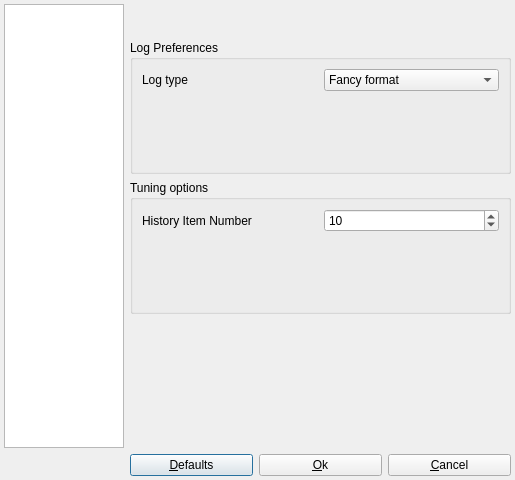
Before: the Qt Designer form src/app/preference/preferencesdialog.ui in nmapsi4/nmapsi4, drawn with Qt 5.
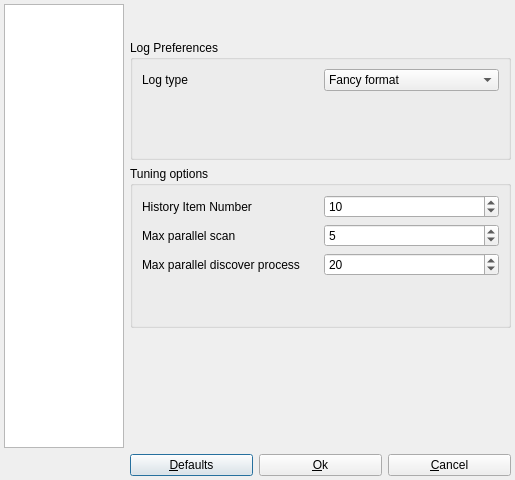
After: the same form once the commit is applied. Icons and pictures are not drawn.

Commit message:
new "Tuning" options, max parallel scan and max discover process.
From now it's possible configure number of parallel process for host(s) scan
and network discover. This two options are very important for speedup scan
and ips discover, but more process, more used ram (~15 Mb (at process) for
a verbose scan with nse script).

Diff of the .ui file:
```diff
--- a/src/app/preference/preferencesdialog.ui
+++ b/src/app/preference/preferencesdialog.ui
@@ -258,6 +258,46 @@
               </property>
              </widget>
             </item>
+            <item row="1" column="0">
+             <widget class="QLabel" name="label_3">
+              <property name="text">
+               <string>Max parallel scan</string>
+              </property>
+             </widget>
+            </item>
+            <item row="1" column="1">
+             <widget class="QSpinBox" name="spinMaxParallelScan">
+              <property name="minimum">
+               <number>1</number>
+              </property>
+              <property name="maximum">
+               <number>30</number>
+              </property>
+              <property name="value">
+               <number>5</number>
+              </property>
+             </widget>
+            </item>
+            <item row="2" column="0">
+             <widget class="QLabel" name="label_4">
+              <property name="text">
+               <string>Max parallel discover process</string>
+              </property>
+             </widget>
+            </item>
+            <item row="2" column="1">
+             <widget class="QSpinBox" name="spinMaxDiscoverProcess">
+              <property name="minimum">
+               <number>1</number>
+              </property>
+              <property name="maximum">
+               <number>60</number>
+              </property>
+              <property name="value">
+               <number>20</number>
+              </property>
+             </widget>
+            </item>
            </layout>
           </item>
           <item>
```
The commit also changes 5 other files.
